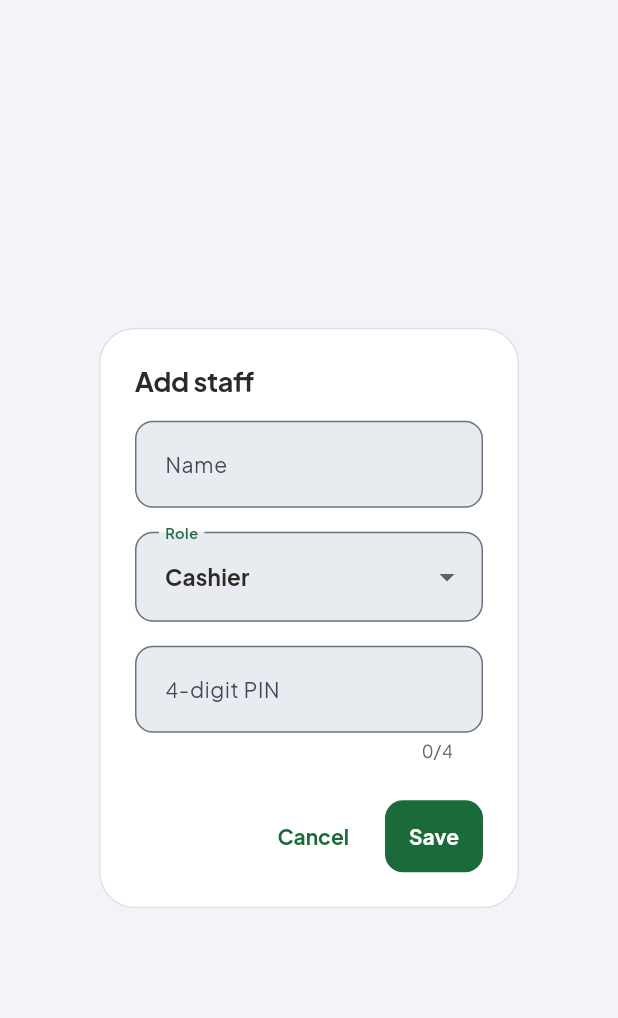
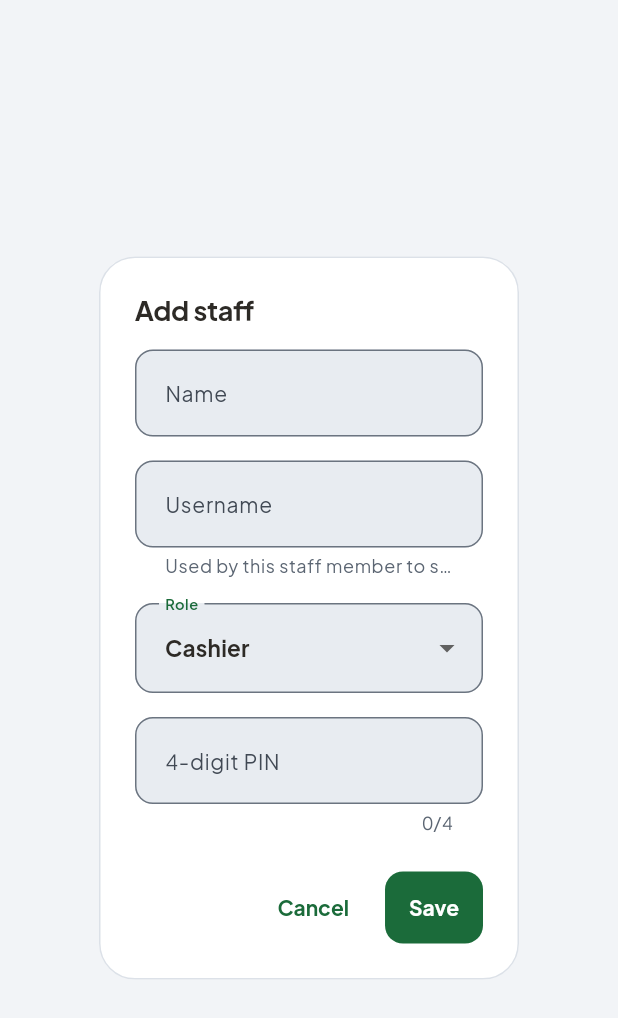
Before and after one commit to Bryan-sys-lab/SimpleSales, a Flutter app: the _StaffDialog widget shown alone on an empty page, opened directly, on a phone screen of 412 x 824 dp. Shown: the top 1018 px of the screen. Run offline on Flutter 3.47's test engine with Material 3 defaults, Android fonts, the light colour scheme and no system bars; our stand-ins replace dio, file_picker, flutter_secure_storage, go_router, google_sign_in, image_picker and 7 more; missing offline and left inert: cryptography, excel, extension_google_sign_in_as_googleapis_auth, googleapis, mobile_scanner; accounts and stored records are empty; network calls fail; project files that could hold a hidden picture were left out.

Commit message:
feat: collect staff username for individual login

```diff
--- a/duka_pos_app/lib/screens/settings_screen.dart
+++ b/duka_pos_app/lib/screens/settings_screen.dart
@@ -818,10 +818,15 @@ class _SettingsScreenState extends State<SettingsScreen>
         context: context, builder: (_) => const _StaffDialog());
     if (result == null) return;
     final name = (result['name'] ?? '').trim();
+    final username = (result['username'] ?? '').trim().toLowerCase();
     if (name.isEmpty) {
       _err(l10n.settingsEnterStaffName);
       return;
     }
+    if (username.isEmpty) {
+      _err('Username is required');
+      return;
+    }
     if (!RegExp(r'^\d{4}$').hasMatch(result['pin'] ?? '')) {
       _err('PIN must be exactly 4 digits');
       return;
@@ -830,9 +835,14 @@ class _SettingsScreenState extends State<SettingsScreen>
       _err(l10n.settingsStaffNameTaken(name));
       return;
     }
+    if (_staff.any((s) => (s.username ?? '').toLowerCase() == username)) {
+      _err('That username is already used');
+      return;
+    }
     try {
       await DatabaseHelper.instance.addStaff(Staff(
           name: name,
+          username: username,
           role: result['role'] ?? 'cashier',
           pinHash: await AuthService.hashPin(result['pin']!)));
       // Logged after the row exists, and carrying the role: "a cashier was
@@ -3260,12 +3270,14 @@ class _StaffDialog extends StatefulWidget {
 
 class _StaffDialogState extends State<_StaffDialog> {
   final _name = TextEditingController();
+  final _username = TextEditingController();
   final _pin = TextEditingController();
   String _role = 'cashier';
 
   @override
   void dispose() {
     _name.dispose();
+    _username.dispose();
     _pin.dispose();
     super.dispose();
   }
@@ -3293,6 +3305,15 @@ class _StaffDialogState extends State<_StaffDialog> {
                     labelText:
                         AppLocalizations.of(context).settingsStaffNameLabel),
                 autofillHints: const [AutofillHints.name]),
+            SizedBox(height: AppSpacing.of(context).md),
+            TextField(
+                controller: _username,
+                decoration: InputDecoration(
+                    labelText: 'Username',
+                    helperText: 'Used by this staff member to sign in on any till'),
+                textInputAction: TextInputAction.next,
+                textCapitalization: TextCapitalization.none,
+                autofillHints: const [AutofillHints.username]),
             SizedBox(height: AppSpacing.of(context).md),
             DropdownButtonFormField<String>(
                 initialValue: ShopRole.parse(_role).wire,
@@ -3339,6 +3360,7 @@ class _StaffDialogState extends State<_StaffDialog> {
         FilledButton(
           onPressed: () => Navigator.pop(context, {
             'name': widget.existingName ?? _name.text.trim(),
+            'username': _username.text.trim(),
             'pin': _pin.text,
             'role': _role
           }),
```
